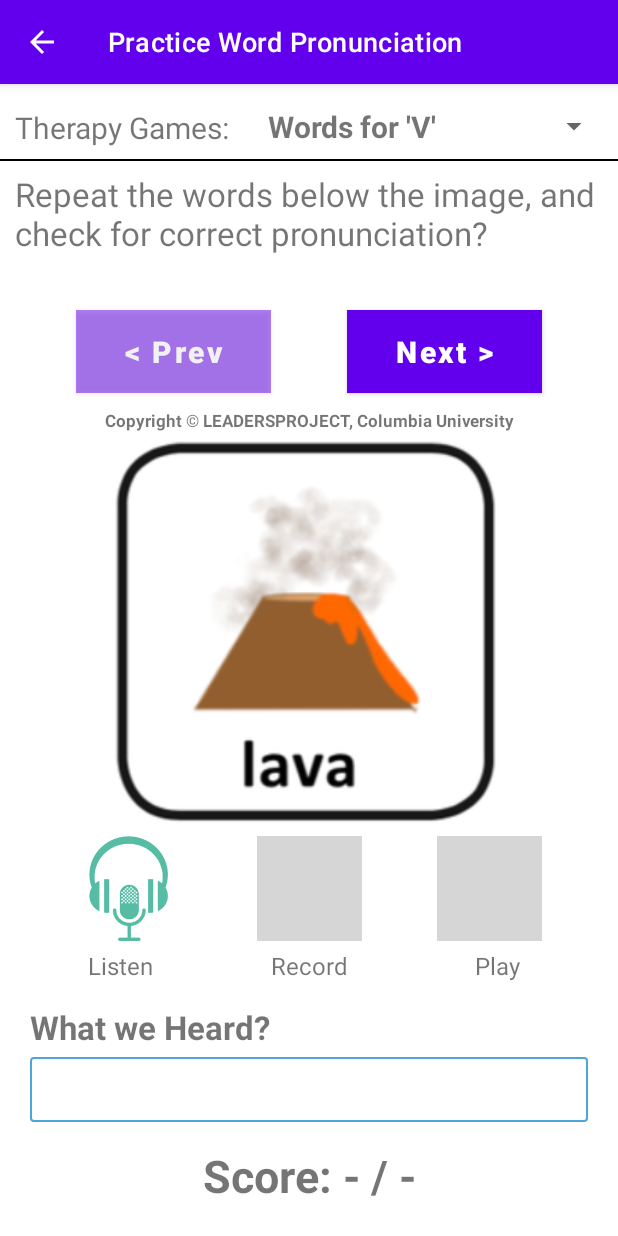
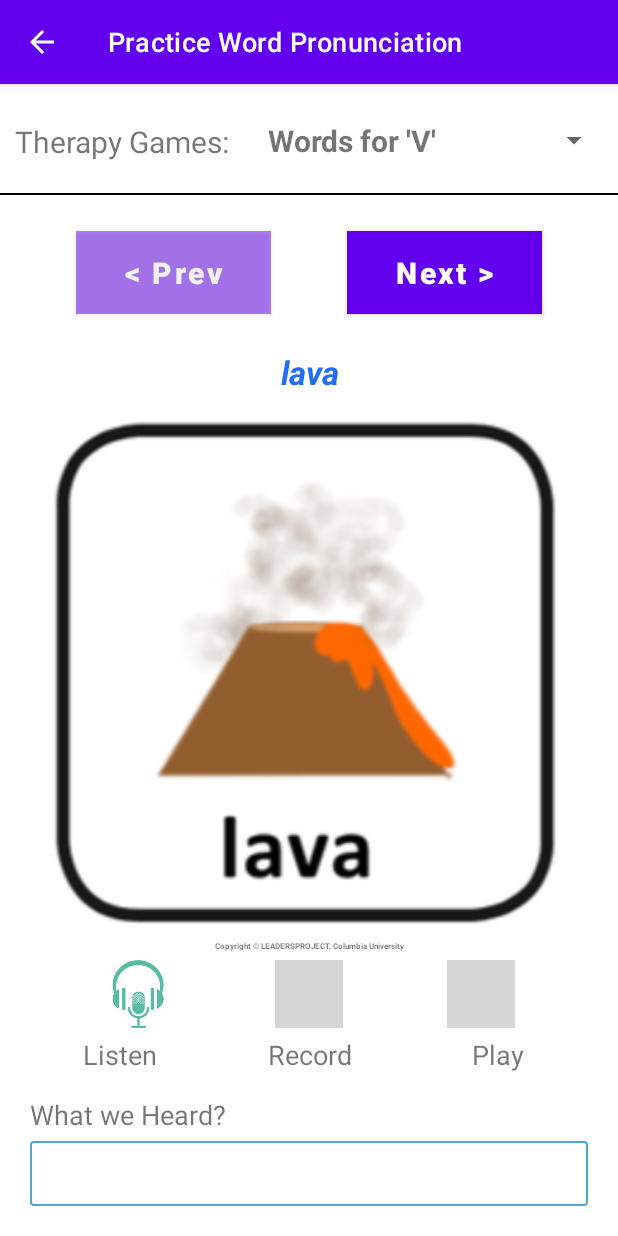
Before and after one commit to simonekarani/SpeechImprovAndroid, an Android app: the WordPracticeActivity screen opened directly, with no data from a screen before it, on a phone screen of 412 x 824 dp. Run offline under Robolectric (Android 15) with nearby library versions, the phone set to English and light mode, and no system bars; libraries missing offline, so code that uses them is left out: com.karumi.dexter; 6 statements that could not run were skipped; grey boxes are pictures that could not be loaded.

Commit message:
changes for screens speech words

```diff
--- a/app/src/main/java/com/simonekarani/speechimprov/speechpractice/SpeechPracticeActivity.java
+++ b/app/src/main/java/com/simonekarani/speechimprov/speechpractice/SpeechPracticeActivity.java
@@ -80,7 +80,6 @@ public class SpeechPracticeActivity extends AppCompatActivity
     private TextView recText = null;
     private TextView playText = null;
     private TextView wordCountText = null;
-    private TextView wpmText = null;
 
     private TextToSpeech textToSpeech;
     private MediaRecorder mediaRecorder;
@@ -114,7 +113,6 @@ public class SpeechPracticeActivity extends AppCompatActivity
         recText = (TextView) findViewById(R.id.recText3);
         playText = (TextView) findViewById(R.id.playText3);
         wordCountText = (TextView) findViewById(R.id.wordCountText);
-        wpmText = (TextView) findViewById(R.id.wpmText);
 
         myOnClickListener = (View.OnClickListener) new MyOnClickListener(this);
         recordedBtnView.setOnClickListener(myOnClickListener);
@@ -320,7 +318,6 @@ public class SpeechPracticeActivity extends AppCompatActivity
 
         int wpmValue = (wordCountSpeech * 60) / durationSecs;
         String wordCountStr = "Words Per Min (WPM): " + wpmValue;
-        wpmText.setText(wordCountStr);
     }
 
     private void startWordPlay() {
--- a/app/src/main/java/com/simonekarani/speechimprov/wordpractice/WordPracticeActivity.java
+++ b/app/src/main/java/com/simonekarani/speechimprov/wordpractice/WordPracticeActivity.java
@@ -37,14 +37,12 @@ import android.widget.Spinner;
 import android.widget.TextView;
 import android.widget.Toast;
 
-import com.karumi.dexter.Dexter;
 import com.karumi.dexter.listener.PermissionRequestErrorListener;
 import com.karumi.dexter.listener.single.PermissionListener;
 import com.simonekarani.speechimprov.MainActivity;
 import com.simonekarani.speechimprov.R;
 import com.simonekarani.speechimprov.model.MainScreenDataModel;
 import com.simonekarani.speechimprov.report.SpeechActivityDBHelper;
-import com.simonekarani.speechimprov.storypractice.StoryPracticeActivity;
 
 import java.io.File;
 import java.io.IOException;
@@ -92,7 +90,7 @@ public class WordPracticeActivity extends AppCompatActivity
     private static ArrayList<MainScreenDataModel> data;
     private View.OnClickListener myOnClickListener;
 
-    private TextView instrTextView = null;
+    private TextView readWordView = null;
     private Button prevImageView = null;
     private Button nextImageView = null;
     private ImageView wordImageView = null;
@@ -155,7 +153,7 @@ public class WordPracticeActivity extends AppCompatActivity
         mySpinner.setOnItemSelectedListener(this);
         mySpinner.setSelection( adapter.getPosition(menuItem) );
 
-        instrTextView = (TextView) findViewById(R.id.instrText);
+        readWordView = (TextView) findViewById(R.id.readWordText);
         prevImageView = (Button) findViewById(R.id.prevImage);
         nextImageView = (Button) findViewById(R.id.nextImage);
         wordImageView = (ImageView) findViewById(R.id.wordImage);
@@ -256,7 +254,6 @@ public class WordPracticeActivity extends AppCompatActivity
     }
 
     private void updateWordImprovView() {
-        instrTextView.setText(WORD_INSTR);
         recordedBtnView.setImageResource(R.drawable.recorded);
         recordBtnView.setImageResource(R.drawable.rec);
         playBtnView.setImageResource(R.drawable.play);
@@ -265,6 +262,7 @@ public class WordPracticeActivity extends AppCompatActivity
         int wordIdx = sharedPreferences.getInt(KEY_WORD_LISTVIEW, 0);
         currPracticeData = wordPracticeDataList[wordIdx];
         wordImageView.setImageResource(currPracticeData.id_);
+        readWordView.setText(currPracticeData.word);
         activityStartTimeMs = System.currentTimeMillis();
 
         if (wordIdx == 0) {
@@ -322,6 +320,7 @@ public class WordPracticeActivity extends AppCompatActivity
                     currWordPracticeDataIdx = currWordPracticeDataIdx % wordPracticeDataList.length;
                     currPracticeData = wordPracticeDataList[currWordPracticeDataIdx];
                     wordImageView.setImageResource(currPracticeData.id_);
+                    readWordView.setText(currPracticeData.word);
                     nextImageView.setAlpha(1.0f);
                 }
                 if (currWordPracticeDataIdx == 0) {
@@ -335,6 +334,7 @@ public class WordPracticeActivity extends AppCompatActivity
                     currWordPracticeDataIdx = currWordPracticeDataIdx % wordPracticeDataList.length;
                     currPracticeData = wordPracticeDataList[currWordPracticeDataIdx];
                     wordImageView.setImageResource(currPracticeData.id_);
+                    readWordView.setText(currPracticeData.word);
                     prevImageView.setAlpha(1.0f);
                 }
                 if (currWordPracticeDataIdx == wordPracticeDataList.length-1) {
--- a/app/src/main/res/layout/activity_word_practice.xml
+++ b/app/src/main/res/layout/activity_word_practice.xml
@@ -22,11 +22,11 @@
         android:textColor="@android:color/white"
         android:textSize="22sp"
         android:textStyle="bold"
-        app:layout_constraintBottom_toTopOf="@+id/wordCopyrightText"
+        app:layout_constraintBottom_toTopOf="@+id/readWordText"
         app:layout_constraintEnd_toStartOf="@+id/nextImage"
         app:layout_constraintHorizontal_bias="0.5"
         app:layout_constraintStart_toStartOf="parent"
-        app:layout_constraintTop_toBottomOf="@+id/instrText" />
+        app:layout_constraintTop_toBottomOf="@+id/separator" />
 
     <Button
         android:id="@+id/nextImage"
@@ -45,16 +45,16 @@
         android:textColor="@android:color/white"
         android:textSize="22sp"
         android:textStyle="bold"
-        app:layout_constraintBottom_toTopOf="@+id/wordCopyrightText"
+        app:layout_constraintBottom_toTopOf="@+id/readWordText"
         app:layout_constraintEnd_toEndOf="parent"
         app:layout_constraintHorizontal_bias="0.5"
         app:layout_constraintStart_toEndOf="@+id/prevImage"
-        app:layout_constraintTop_toBottomOf="@+id/instrText" />
+        app:layout_constraintTop_toBottomOf="@+id/separator" />
 
     <ImageButton
         android:id="@+id/recordedBtn"
-        android:layout_width="70dp"
-        android:layout_height="70dp"
+        android:layout_width="45dp"
+        android:layout_height="45dp"
         android:layout_gravity="center"
         android:layout_marginTop="5dp"
         android:layout_weight="1"
@@ -66,12 +66,12 @@
         app:layout_constraintEnd_toStartOf="@+id/recBtn"
         app:layout_constraintHorizontal_bias="0.5"
         app:layout_constraintStart_toStartOf="parent"
-        app:layout_constraintTop_toBottomOf="@+id/wordImage" />
+        app:layout_constraintTop_toBottomOf="@+id/wordCopyrightText" />
 
     <ImageButton
         android:id="@+id/recBtn"
-        android:layout_width="70dp"
-        android:layout_height="70dp"
+        android:layout_width="45dp"
+        android:layout_height="45dp"
         android:layout_gravity="center"
         android:layout_marginTop="5dp"
         android:layout_weight="1"
@@ -83,12 +83,12 @@
         app:layout_constraintEnd_toStartOf="@+id/playBtn"
         app:layout_constraintHorizontal_bias="0.5"
         app:layout_constraintStart_toEndOf="@+id/recordedBtn"
-        app:layout_constraintTop_toBottomOf="@+id/wordImage" />
+        app:layout_constraintTop_toBottomOf="@+id/wordCopyrightText" />
 
     <ImageButton
         android:id="@+id/playBtn"
-        android:layout_width="70dp"
-        android:layout_height="70dp"
+        android:layout_width="45dp"
+        android:layout_height="45dp"
         android:layout_gravity="center"
         android:layout_marginTop="5dp"
         android:layout_weight="1"
@@ -100,7 +100,7 @@
         app:layout_constraintEnd_toEndOf="parent"
         app:layout_constraintHorizontal_bias="0.5"
         app:layout_constraintStart_toEndOf="@+id/recBtn"
-        app:layout_constraintTop_toBottomOf="@+id/wordImage" />
+        app:layout_constraintTop_toBottomOf="@+id/wordCopyrightText" />
 
     <ImageView
         android:id="@+id/wordImage"
@@ -113,14 +113,14 @@
         app:layout_constraintDimensionRatio="H,1:1"
         app:layout_constraintEnd_toEndOf="parent"
         app:layout_constraintStart_toStartOf="parent"
-        app:layout_constraintTop_toBottomOf="@+id/wordCopyrightText" />
+        app:layout_constraintTop_toBottomOf="@+id/readWordText" />
 
     <Spinner
         android:id="@+id/word_spinner"
         android:layout_width="0dp"
         android:layout_height="wrap_content"
         android:layout_marginStart="5dp"
-        android:layout_marginTop="12dp"
+        android:layout_marginTop="8dp"
         android:layout_marginEnd="5dp"
         android:layout_marginBottom="5dp"
         app:layout_constraintBottom_toTopOf="@+id/separator"
@@ -133,7 +133,7 @@
         android:layout_width="wrap_content"
         android:layout_height="wrap_content"
         android:layout_marginStart="10dp"
-        android:layout_marginTop="15dp"
+        android:layout_marginTop="11dp"
         android:layout_marginEnd="5dp"
         android:layout_marginBottom="5dp"
         android:text="Therapy Games: "
@@ -144,21 +144,22 @@
         app:layout_constraintTop_toTopOf="parent" />
 
     <TextView
-        android:id="@+id/instrText"
+        android:id="@+id/readWordText"
         android:layout_width="match_parent"
         android:layout_height="wrap_content"
         android:layout_marginStart="10dp"
         android:layout_marginTop="5dp"
         android:layout_marginEnd="10dp"
-        android:layout_marginBottom="5dp"
-        android:gravity="left"
-        android:text="Repeat the words below the image, and check for correct pronunciation?"
+        android:gravity="center"
+        android:text="ReadText"
+        android:textAlignment="center"
+        android:textColor="#216EF3"
         android:textSize="22dp"
-        android:textStyle="normal"
-        app:layout_constraintBottom_toTopOf="@+id/prevImage"
+        android:textStyle="bold|italic"
+        app:layout_constraintBottom_toTopOf="@+id/wordImage"
         app:layout_constraintEnd_toEndOf="parent"
         app:layout_constraintStart_toStartOf="parent"
-        app:layout_constraintTop_toBottomOf="@+id/separator" />
+        app:layout_constraintTop_toBottomOf="@+id/prevImage" />
 
     <TextView
         android:id="@+id/wordCopyrightText"
@@ -170,12 +171,12 @@
         android:layout_marginBottom="2dp"
         android:gravity="center"
         android:text="Copyright &#169; LEADERSPROJECT, Columbia University"
-        android:textSize="11dp"
+        android:textSize="5dp"
         android:textStyle="bold"
-        app:layout_constraintBottom_toTopOf="@+id/wordImage"
+        app:layout_constraintBottom_toTopOf="@+id/recBtn"
         app:layout_constraintEnd_toEndOf="parent"
         app:layout_constraintStart_toStartOf="parent"
-        app:layout_constraintTop_toBottomOf="@+id/prevImage" />
+        app:layout_constraintTop_toBottomOf="@+id/wordImage" />
 
     <TextView
         android:id="@+id/recordedText"
@@ -186,7 +187,7 @@
         android:layout_weight="1"
         android:gravity="center"
         android:text="Listen"
-        android:textSize="16dp"
+        android:textSize="18dp"
         app:layout_constraintEnd_toStartOf="@+id/recText"
         app:layout_constraintHorizontal_bias="0.5"
         app:layout_constraintStart_toStartOf="parent"
@@ -201,7 +202,7 @@
         android:layout_weight="1"
         android:gravity="center"
         android:text="Record"
-        android:textSize="16dp"
+        android:textSize="18dp"
         app:layout_constraintEnd_toStartOf="@+id/playText"
         app:layout_constraintHorizontal_bias="0.5"
         app:layout_constraintStart_toEndOf="@+id/recordedText"
@@ -216,7 +217,7 @@
         android:layout_weight="1"
         android:gravity="center"
         android:text="Play"
-        android:textSize="16dp"
+        android:textSize="18dp"
         app:layout_constraintEnd_toEndOf="parent"
         app:layout_constraintHorizontal_bias="0.5"
         app:layout_constraintStart_toEndOf="@+id/recText"
@@ -229,9 +230,9 @@
         android:layout_alignParentTop="true"
         android:layout_centerVertical="true"
         android:layout_marginTop="2dp"
-        android:layout_marginBottom="2dp"
+        android:layout_marginBottom="5dp"
         android:background="#000000"
-        app:layout_constraintBottom_toTopOf="@+id/instrText"
+        app:layout_constraintBottom_toTopOf="@+id/prevImage"
         app:layout_constraintEnd_toEndOf="parent"
         app:layout_constraintStart_toStartOf="parent"
         app:layout_constraintTop_toBottomOf="@+id/spinnerTitle" />
@@ -245,8 +246,8 @@
         android:layout_marginEnd="20dp"
         android:gravity="left"
         android:text="What we Heard?"
-        android:textSize="22dp"
-        android:textStyle="bold"
+        android:textSize="18dp"
+        android:textStyle="normal"
         app:layout_constraintEnd_toEndOf="parent"
         app:layout_constraintStart_toStartOf="parent"
         app:layout_constraintTop_toBottomOf="@+id/recordedText" />
@@ -258,30 +259,15 @@
         android:layout_marginStart="20dp"
         android:layout_marginTop="5dp"
         android:layout_marginEnd="20dp"
+        android:layout_marginBottom="20dp"
         android:background="@drawable/my_border"
         android:gravity="center"
         android:text=""
         android:textSize="32dp"
         android:textStyle="bold"
+        app:layout_constraintBottom_toBottomOf="parent"
         app:layout_constraintEnd_toEndOf="parent"
         app:layout_constraintStart_toStartOf="parent"
         app:layout_constraintTop_toBottomOf="@+id/heardText" />
 
-    <TextView
-        android:id="@+id/scoreText"
-        android:layout_width="match_parent"
-        android:layout_height="wrap_content"
-        android:layout_marginStart="20dp"
-        android:layout_marginTop="15dp"
-        android:layout_marginEnd="20dp"
-        android:layout_marginBottom="20dp"
-        android:gravity="center"
-        android:text="Score: - / -"
-        android:textSize="30dp"
-        android:textStyle="bold"
-        app:layout_constraintBottom_toBottomOf="parent"
-        app:layout_constraintEnd_toEndOf="parent"
-        app:layout_constraintStart_toStartOf="parent"
-        app:layout_constraintTop_toBottomOf="@+id/repeatText" />
-
 </androidx.constraintlayout.widget.ConstraintLayout>
```
Also changed, not shown: app/src/main/res/layout/activity_speech_practice.xml (+25 -40 lines).
